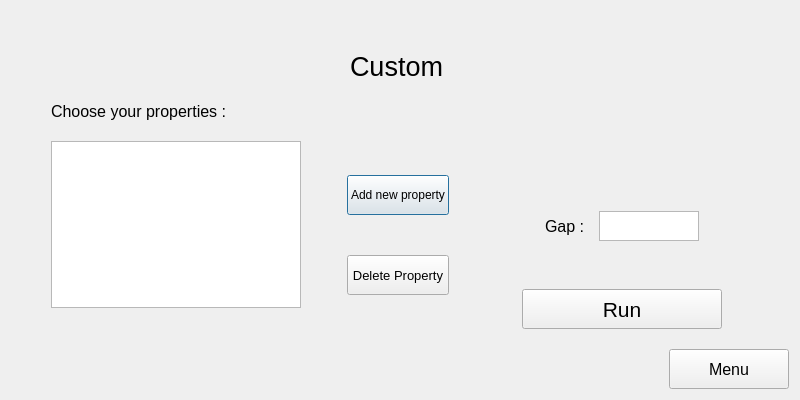
The window that SemGridsMakerPyQt/view/viewUi/custom.ui (guilhemelias/SemGrids-Maker) describes before a commit, drawn with Qt 5.
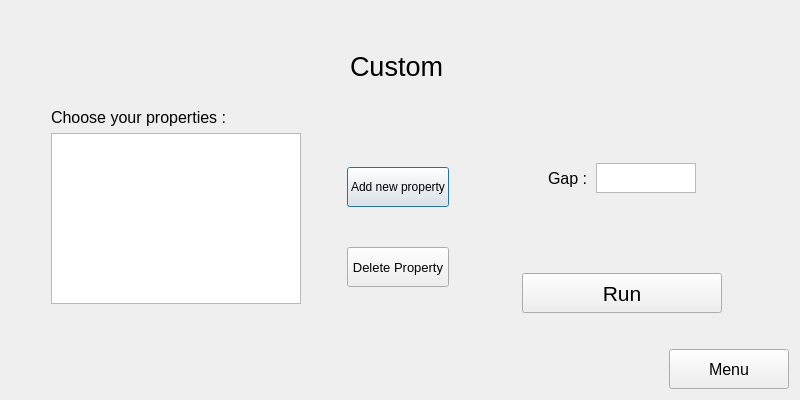
The same window after the commit.

Patch:
```diff
--- a/SemGridsMakerPyQt/view/viewUi/custom.ui
+++ b/SemGridsMakerPyQt/view/viewUi/custom.ui
@@ -141,22 +141,6 @@
      </item>
     </layout>
    </item>
-   <item>
-    <spacer name="verticalSpacer_4">
-     <property name="orientation">
-      <enum>Qt::Vertical</enum>
-     </property>
-     <property name="sizeType">
-      <enum>QSizePolicy::Maximum</enum>
-     </property>
-     <property name="sizeHint" stdset="0">
-      <size>
-       <width>20</width>
-       <height>40</height>
-      </size>
-     </property>
-    </spacer>
-   </item>
    <item>
     <layout class="QHBoxLayout" name="horizontalLayout_2">
      <item>
@@ -211,7 +195,7 @@
         <widget class="QLabel" name="labelError">
          <property name="font">
           <font>
-           <pointsize>10</pointsize>
+           <pointsize>8</pointsize>
           </font>
          </property>
          <property name="text">
@@ -278,17 +262,26 @@
      </item>
      <item>
       <layout class="QVBoxLayout" name="verticalLayout_2">
+       <property name="spacing">
+        <number>0</number>
+       </property>
+       <property name="bottomMargin">
+        <number>10</number>
+       </property>
        <item>
         <layout class="QHBoxLayout" name="horizontalLayout_5">
          <item>
           <layout class="QVBoxLayout" name="verticalLayout_8">
+           <property name="spacing">
+            <number>0</number>
+           </property>
            <property name="bottomMargin">
-            <number>20</number>
+            <number>30</number>
            </property>
            <item>
             <layout class="QHBoxLayout" name="horizontalLayout_7">
              <property name="topMargin">
-              <number>70</number>
+              <number>30</number>
              </property>
              <item>
               <spacer name="horizontalSpacer_4">
```
